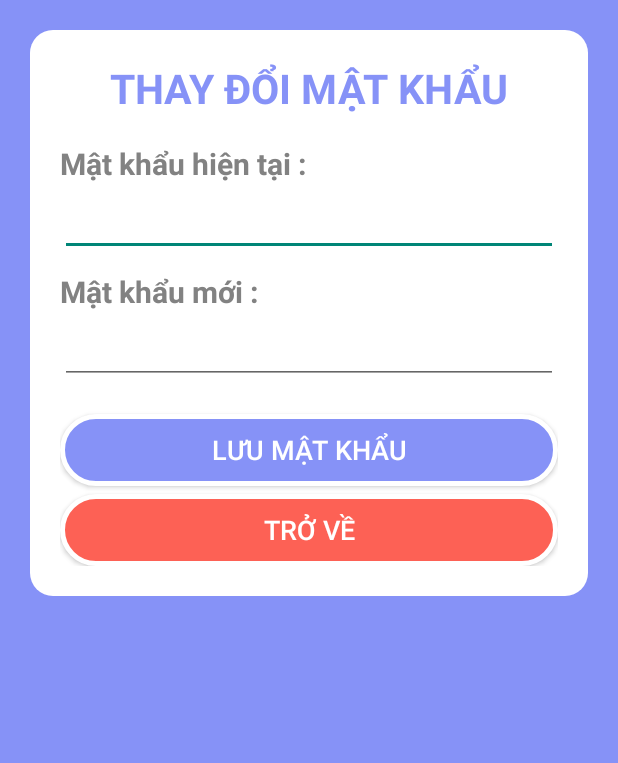
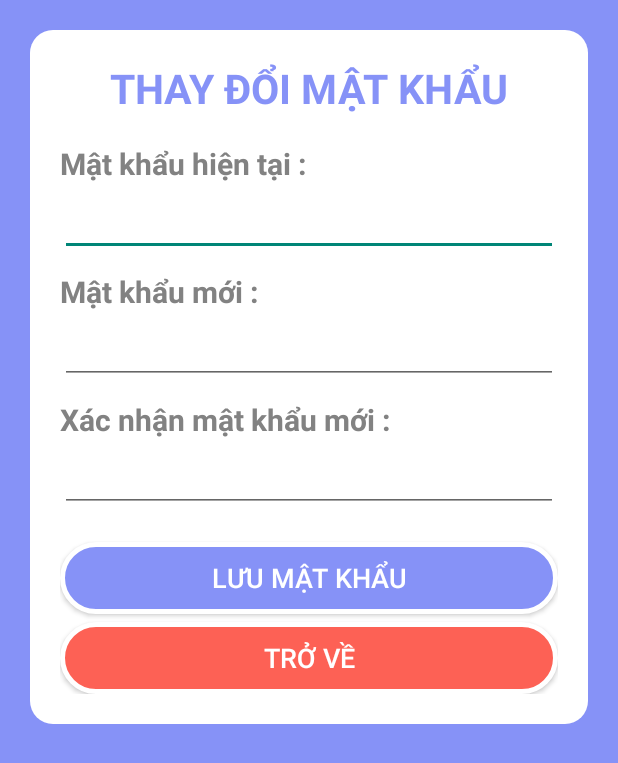
Before and after one commit to minhchien137/BookStore, an Android app: the fragment ChangePasswordFragment shown on its own in the app's theme, on a phone screen of 412 x 824 dp. Shown: the top 763 px of the screen. Run offline under Robolectric (Android 15) with nearby library versions, the phone set to English and light mode, and no system bars; our stand-ins replace Firebase (no records; nobody signed in at launch, a user with empty details on screens opened directly).

Commit message:
Sua giao dien va code chuc nang Doi Mat Khau

```diff
--- a/app/src/main/java/com/minhchien/bookstore/ChangePasswordFragment.java
+++ b/app/src/main/java/com/minhchien/bookstore/ChangePasswordFragment.java
@@ -7,58 +7,100 @@ import androidx.fragment.app.Fragment;
 import android.view.LayoutInflater;
 import android.view.View;
 import android.view.ViewGroup;
+import android.widget.Button;
+import android.widget.EditText;
+import android.widget.Toast;
 
-/**
- * A simple {@link Fragment} subclass.
- * Use the {@link ChangePasswordFragment#newInstance} factory method to
- * create an instance of this fragment.
- */
+import com.google.firebase.database.DataSnapshot;
+import com.google.firebase.database.DatabaseError;
+import com.google.firebase.database.DatabaseReference;
+import com.google.firebase.database.FirebaseDatabase;
+import com.google.firebase.database.ValueEventListener;
+import com.minhchien.bookstore.sharepreference.Constants;
+import com.minhchien.bookstore.sharepreference.PreferenceManager;
+
+
 public class ChangePasswordFragment extends Fragment {
 
-    // TODO: Rename parameter arguments, choose names that match
-    // the fragment initialization parameters, e.g. ARG_ITEM_NUMBER
-    private static final String ARG_PARAM1 = "param1";
-    private static final String ARG_PARAM2 = "param2";
+    EditText txtMKrecent, txtNewMK, txtNewMKXacNhan;
 
-    // TODO: Rename and change types of parameters
-    private String mParam1;
-    private String mParam2;
+    Button btnSave, btnBack;
 
-    public ChangePasswordFragment() {
-        // Required empty public constructor
-    }
+    private String phone, pass;
 
-    /**
-     * Use this factory method to create a new instance of
-     * this fragment using the provided parameters.
-     *
-     * @param param1 Parameter 1.
-     * @param param2 Parameter 2.
-     * @return A new instance of fragment ChangePasswordFragment.
-     */
-    // TODO: Rename and change types and number of parameters
-    public static ChangePasswordFragment newInstance(String param1, String param2) {
-        ChangePasswordFragment fragment = new ChangePasswordFragment();
-        Bundle args = new Bundle();
-        args.putString(ARG_PARAM1, param1);
-        args.putString(ARG_PARAM2, param2);
-        fragment.setArguments(args);
-        return fragment;
-    }
+    DatabaseReference referencer;
 
-    @Override
-    public void onCreate(Bundle savedInstanceState) {
-        super.onCreate(savedInstanceState);
-        if (getArguments() != null) {
-            mParam1 = getArguments().getString(ARG_PARAM1);
-            mParam2 = getArguments().getString(ARG_PARAM2);
-        }
+    public ChangePasswordFragment(){
+
     }
 
     @Override
     public View onCreateView(LayoutInflater inflater, ViewGroup container,
                              Bundle savedInstanceState) {
         // Inflate the layout for this fragment
-        return inflater.inflate(R.layout.fragment_change_password, container, false);
+        View view = inflater.inflate(R.layout.fragment_change_password, container, false);
+        txtMKrecent = view.findViewById(R.id.changePass_pass);
+        txtNewMK = view.findViewById(R.id.changePass_newPass);
+        txtNewMKXacNhan = view.findViewById(R.id.changePass_newPassXacNhan);
+        btnSave = view.findViewById(R.id.changePass_btnSave);
+        btnBack = view.findViewById(R.id.changePass_btnBack);
+        btnSave.setOnClickListener(new View.OnClickListener() {
+            @Override
+            public void onClick(View v) {
+                updatePassword();
+            }
+        });
+        return view;
     }
+
+    private void updatePassword() {
+
+        // readData de doc mat khau hien tai tu User tu database
+        readData(new MyCallBack() {
+            @Override
+            public void onCallback(String value) {
+                PreferenceManager preferenceManager = new PreferenceManager(getContext(), Constants.LOGIN_KEY_PREFERENCE_NAME);
+                phone = preferenceManager.getString(Constants.LOGIN_PHONE);
+                referencer = FirebaseDatabase.getInstance().getReference("Users");
+                pass = value;
+                // So sanh mat khau hien tai voi mat khau User nhap
+                if (pass.equals(txtMKrecent.getText().toString())) {
+                    String newPass = txtNewMK.getText().toString();
+                    String confirmNewPass = txtNewMKXacNhan.getText().toString(); // Lấy mật khẩu xác nhận
+
+                    if (newPass.length() >= 6 && newPass.equals(confirmNewPass)) { // Kiểm tra độ dài và sự khớp nhau
+                        referencer.child(phone).child("password").setValue(newPass);
+                        Toast.makeText(getActivity(), "Thay đổi mật khẩu thành công!", Toast.LENGTH_SHORT).show();
+                    } else if (newPass.length() < 6) {
+                        Toast.makeText(getActivity(), "Vui lòng nhập mật khẩu dài hơn 6 ký tự!", Toast.LENGTH_SHORT).show();
+                    } else {
+                        Toast.makeText(getActivity(), "Mật khẩu mới và mật khẩu xác nhận không khớp!", Toast.LENGTH_SHORT).show(); // Thông báo lỗi
+                    }
+                }
+                else {
+                    Toast.makeText(getActivity(), "Thay đổi mật khẩu thất bại!", Toast.LENGTH_SHORT).show();
+                }
+
+            }
+        });
+    }
+
+    // readData doc so dien thoai cua nguoi dung tu PreferenManager
+
+    public void readData(MyCallBack myCallback) {
+        PreferenceManager preferenceManager = new PreferenceManager(getContext(), Constants.LOGIN_KEY_PREFERENCE_NAME);
+        phone = preferenceManager.getString(Constants.LOGIN_PHONE);
+        referencer = FirebaseDatabase.getInstance().getReference("Users");
+        referencer.child(phone).child("password").addListenerForSingleValueEvent(new ValueEventListener() {
+            @Override
+            public void onDataChange(DataSnapshot dataSnapshot) {
+                String value = dataSnapshot.getValue(String.class);
+                myCallback.onCallback(value);
+            }
+
+            @Override
+            public void onCancelled(DatabaseError databaseError) {}
+        });
+    }
+
 }
--- a/app/src/main/res/layout/fragment_change_password.xml
+++ b/app/src/main/res/layout/fragment_change_password.xml
@@ -88,6 +88,26 @@
                         android:inputType="textPassword"
                         android:textColor="@color/text_second"
                         android:textSize="16sp"></EditText>
+                    <TextView
+                        android:id="@+id/textView8"
+                        android:layout_width="wrap_content"
+                        android:layout_height="wrap_content"
+                        android:layout_weight="1"
+                        android:text="Xác nhận mật khẩu mới : "
+                        android:textColor="@color/text_second"
+                        android:textSize="20sp"
+                        android:layout_marginTop="10dp"
+                        android:textStyle="bold" />
+
+                    <EditText
+                        android:id="@+id/changePass_newPassXacNhan"
+                        android:layout_width="match_parent"
+                        android:layout_height="wrap_content"
+                        android:layout_marginTop="5dp"
+                        android:hint=""
+                        android:inputType="textPassword"
+                        android:textColor="@color/text_second"
+                        android:textSize="16sp"></EditText>
                     <Button
                         android:id="@+id/changePass_btnSave"
                         android:layout_width="match_parent"
```
